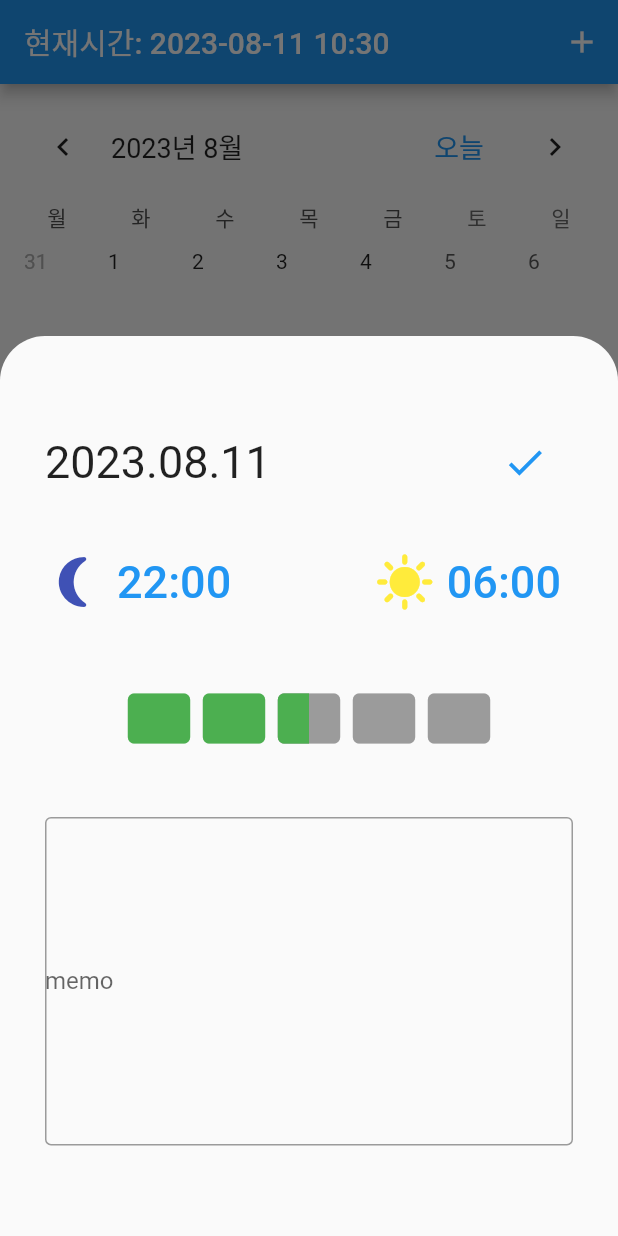
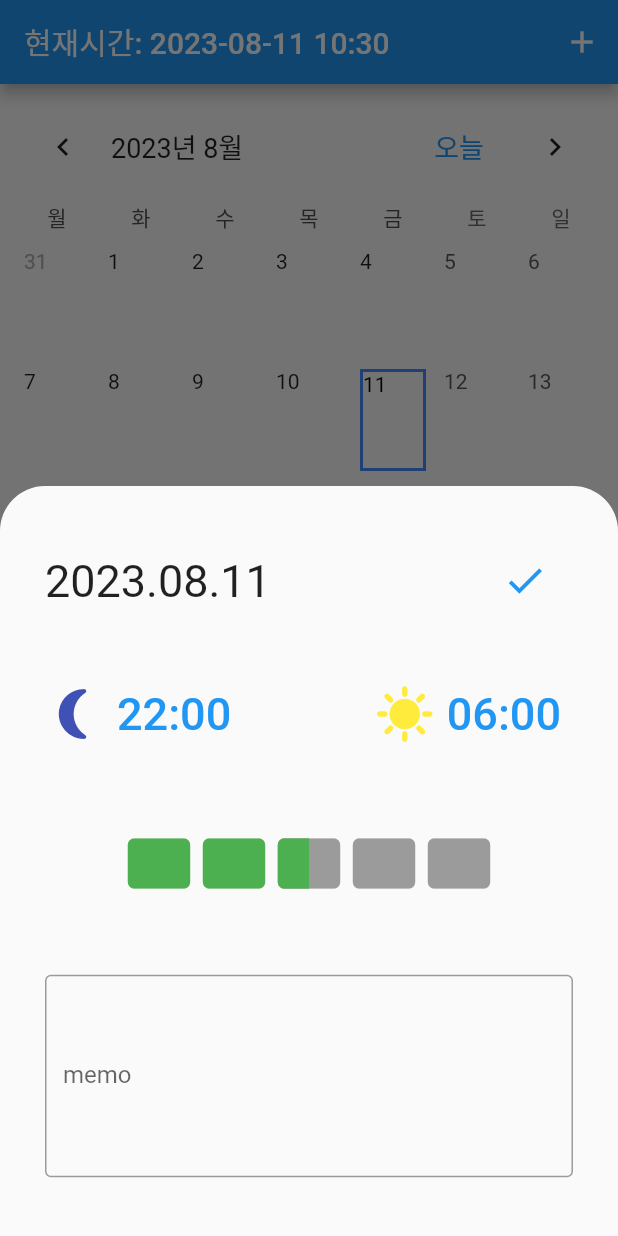
Before and after one commit to Hyeongbok-Jeon/day_condition, a Flutter app: the screen it shows after launch, after a tap on "오늘", after a tap on the "add" icon, on a phone screen of 412 x 824 dp. Run offline on Flutter 3.47's test engine with Material 2 defaults, Android fonts, the light colour scheme and no system bars; drawn by our look-alikes of flutter_rating_bar, table_calendar; our stand-ins replace firebase_auth, firebase_core, firebase_database, fl_chart, flutter_colorpicker; accounts and stored records are empty; network calls fail.

Commit message:
- 메모 줄바꿈, 메모 작성 시 키보드에 가리지 않게끔 처리

```diff
--- a/lib/canlendar.dart
+++ b/lib/canlendar.dart
@@ -182,11 +182,11 @@ class _CanlendarState extends State<Canlendar> {
                   context: context,
                   builder: (BuildContext context) {
                     return SizedBox(
-                      height: 600,
+                      height: 500 + (MediaQuery.of(context).viewInsets.bottom / 2),
                       child: StatefulBuilder(builder: (BuildContext context, StateSetter modalSetState) {
                         int dateCompareResult = wakeupTime.compareTo(bedTime);
                         return Container(
-                          padding: const EdgeInsets.all(30),
+                          padding: EdgeInsets.fromLTRB(30, 0, 30, MediaQuery.of(context).viewInsets.bottom),
                           child: Container(
                             decoration: borderForDebug,
                             child: Column(
@@ -382,21 +382,18 @@ class _CanlendarState extends State<Canlendar> {
                                     ],
                                   ),
                                 ),
-                                Container(
-                                  decoration: borderForDebug,
-                                  child: Center(
-                                    child: TextField(
+                                TextField(
+                                  maxLines: 5,
                                   controller: TextEditingController(text: memo),
                                   decoration: const InputDecoration(
                                     labelText: 'memo',
                                     border: OutlineInputBorder(),
-                                        contentPadding: EdgeInsets.symmetric(vertical: 100),
+                                    // contentPadding: EdgeInsets.symmetric(vertical: 50),
                                   ),
                                   onChanged: (value) {
                                     memo = value;
                                   },
-                                    ),
-                                  ),
+                                  keyboardType: TextInputType.multiline,
                                 )
                               ],
                             ),
```
Also changed, not shown: 1 other file. Lines whose indentation alone changed are shown as unchanged.
